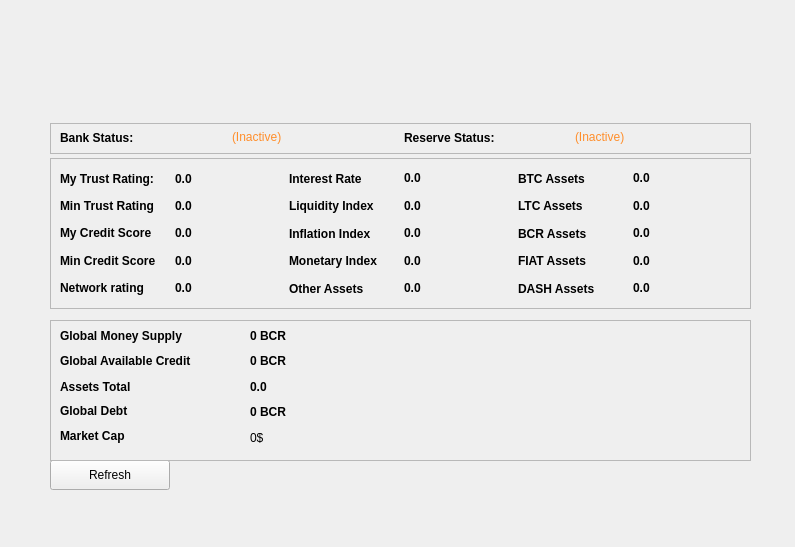
thelonecrouton/bitcredit, file src/qt/forms/bankstatisticspage.ui: the form before one commit.
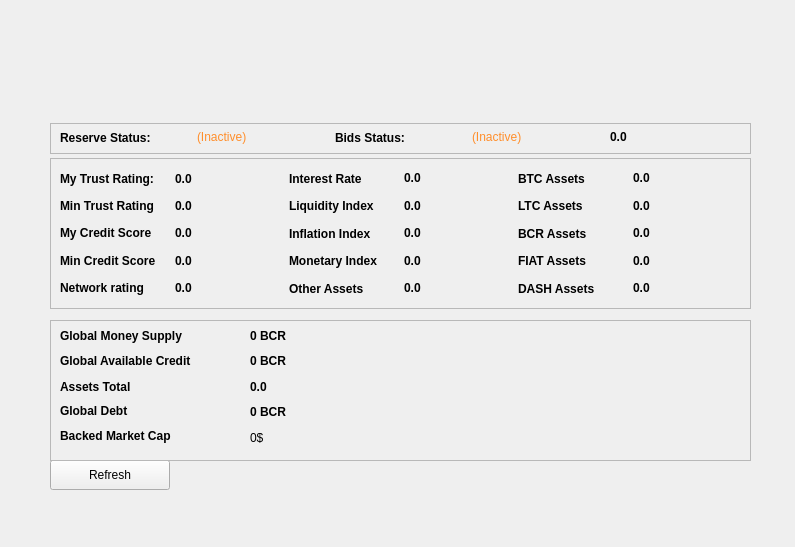
The form after the commit.

Patch:
```diff
--- a/src/qt/forms/bankstatisticspage.ui
+++ b/src/qt/forms/bankstatisticspage.ui
@@ -99,7 +99,7 @@
         <string notr="true"/>
        </property>
        <property name="text">
-        <string>&lt;html&gt;&lt;head/&gt;&lt;body&gt;&lt;p&gt;&lt;span style=&quot; font-weight:600;&quot;&gt;Market Cap&lt;/span&gt;&lt;/p&gt;&lt;/body&gt;&lt;/html&gt;</string>
+        <string>&lt;html&gt;&lt;head/&gt;&lt;body&gt;&lt;p&gt;&lt;span style=&quot; font-weight:600;&quot;&gt;Backed Market Cap&lt;/span&gt;&lt;/p&gt;&lt;/body&gt;&lt;/html&gt;</string>
        </property>
       </widget>
      </item>
@@ -878,41 +878,6 @@
      </rect>
     </property>
     <layout class="QHBoxLayout" name="horizontalLayout_2">
-     <item>
-      <widget class="QLabel" name="label_35">
-       <property name="font">
-        <font>
-         <weight>75</weight>
-         <bold>true</bold>
-        </font>
-       </property>
-       <property name="styleSheet">
-        <string notr="true"/>
-       </property>
-       <property name="text">
-        <string>Bank Status:</string>
-       </property>
-      </widget>
-     </item>
-     <item>
-      <widget class="QLabel" name="bankstatus">
-       <property name="cursor">
-        <cursorShape>WhatsThisCursor</cursorShape>
-       </property>
-       <property name="toolTip">
-        <string>The displayed information may be out of date. Your wallet automatically synchronizes with the Bitcredits network after a connection is established, but this process has not completed yet.</string>
-       </property>
-       <property name="styleSheet">
-        <string notr="true"/>
-       </property>
-       <property name="text">
-        <string notr="true">&lt;html&gt;&lt;head/&gt;&lt;body&gt;&lt;p&gt;&lt;span style=&quot; color:#ff8e2b;&quot;&gt;(Inactive)&lt;/span&gt;&lt;/p&gt;&lt;/body&gt;&lt;/html&gt;</string>
-       </property>
-       <property name="alignment">
-        <set>Qt::AlignLeading|Qt::AlignLeft|Qt::AlignVCenter</set>
-       </property>
-      </widget>
-     </item>
      <item>
       <widget class="QLabel" name="label_34">
        <property name="font">
@@ -930,7 +895,42 @@
       </widget>
      </item>
      <item>
-      <widget class="QLabel" name="reservestatus">
+      <widget class="QLabel" name="bankstatus">
+       <property name="cursor">
+        <cursorShape>WhatsThisCursor</cursorShape>
+       </property>
+       <property name="toolTip">
+        <string>The displayed information may be out of date. Your wallet automatically synchronizes with the Bitcredits network after a connection is established, but this process has not completed yet.</string>
+       </property>
+       <property name="styleSheet">
+        <string notr="true"/>
+       </property>
+       <property name="text">
+        <string notr="true">&lt;html&gt;&lt;head/&gt;&lt;body&gt;&lt;p&gt;&lt;span style=&quot; color:#ff8e2b;&quot;&gt;(Inactive)&lt;/span&gt;&lt;/p&gt;&lt;/body&gt;&lt;/html&gt;</string>
+       </property>
+       <property name="alignment">
+        <set>Qt::AlignLeading|Qt::AlignLeft|Qt::AlignVCenter</set>
+       </property>
+      </widget>
+     </item>
+     <item>
+      <widget class="QLabel" name="label_35">
+       <property name="font">
+        <font>
+         <weight>75</weight>
+         <bold>true</bold>
+        </font>
+       </property>
+       <property name="styleSheet">
+        <string notr="true"/>
+       </property>
+       <property name="text">
+        <string>Bids Status:</string>
+       </property>
+      </widget>
+     </item>
+     <item>
+      <widget class="QLabel" name="bidsstatus">
        <property name="cursor">
         <cursorShape>WhatsThisCursor</cursorShape>
        </property>
@@ -948,6 +948,31 @@
        </property>
       </widget>
      </item>
+     <item>
+      <widget class="QLabel" name="newbids">
+       <property name="font">
+        <font>
+         <weight>75</weight>
+         <bold>true</bold>
+        </font>
+       </property>
+       <property name="cursor">
+        <cursorShape>IBeamCursor</cursorShape>
+       </property>
+       <property name="toolTip">
+        <string/>
+       </property>
+       <property name="styleSheet">
+        <string notr="true"/>
+       </property>
+       <property name="text">
+        <string notr="true">0.0</string>
+       </property>
+       <property name="textInteractionFlags">
+        <set>Qt::LinksAccessibleByMouse|Qt::TextSelectableByKeyboard|Qt::TextSelectableByMouse</set>
+       </property>
+      </widget>
+     </item>
     </layout>
    </widget>
   </widget>
```
